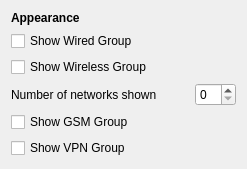
Qt form applet/nmConfig.ui (netrunner-debian-kde-extras/networkmanagement) before a commit.
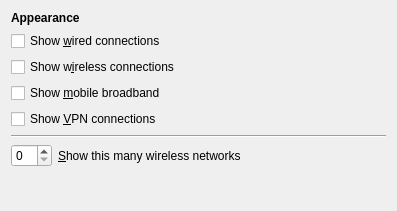
The same form after that commit.

```diff
--- a/applet/nmConfig.ui
+++ b/applet/nmConfig.ui
@@ -5,8 +5,8 @@
    <rect>
     <x>0</x>
     <y>0</y>
-    <width>247</width>
-    <height>168</height>
+    <width>397</width>
+    <height>211</height>
    </rect>
   </property>
   <property name="sizePolicy" >
@@ -24,58 +24,85 @@
   <property name="windowTitle" >
    <string>Configure the System Bar</string>
   </property>
-  <layout class="QGridLayout" name="gridLayout" >
-   <item row="7" column="1" >
-    <widget class="QSpinBox" name="numberOfWlans" />
-   </item>
-   <item row="7" column="0" >
-    <widget class="QLabel" name="label_2" >
-     <property name="sizePolicy" >
-      <sizepolicy vsizetype="Preferred" hsizetype="Expanding" >
-       <horstretch>0</horstretch>
-       <verstretch>0</verstretch>
-      </sizepolicy>
-     </property>
-     <property name="text" >
-      <string>Number of networks shown</string>
-     </property>
-    </widget>
-   </item>
-   <item row="4" column="0" >
-    <widget class="QCheckBox" name="showWireless" >
-     <property name="text" >
-      <string>Show Wireless Group</string>
-     </property>
-    </widget>
-   </item>
-   <item row="9" column="0" >
-    <widget class="QCheckBox" name="showVpn" >
-     <property name="text" >
-      <string>Show VPN Group</string>
-     </property>
-    </widget>
-   </item>
-   <item row="1" column="0" >
+  <layout class="QVBoxLayout" name="verticalLayout" >
+   <item>
     <widget class="QLabel" name="label" >
      <property name="text" >
       <string>&lt;b>Appearance&lt;/b></string>
      </property>
     </widget>
    </item>
-   <item row="3" column="0" >
+   <item>
     <widget class="QCheckBox" name="showWired" >
      <property name="text" >
-      <string>Show Wired Group</string>
+      <string>Show &amp;wired connections</string>
      </property>
     </widget>
    </item>
-   <item row="8" column="0" >
-    <widget class="QCheckBox" name="showGsm" >
+   <item>
+    <widget class="QCheckBox" name="showWireless" >
      <property name="text" >
-      <string>Show GSM Group</string>
+      <string>Show w&amp;ireless connections</string>
      </property>
     </widget>
    </item>
+   <item>
+    <widget class="QCheckBox" name="showCellular" >
+     <property name="text" >
+      <string>Show &amp;mobile broadband</string>
+     </property>
+    </widget>
+   </item>
+   <item>
+    <widget class="QCheckBox" name="showVpn" >
+     <property name="text" >
+      <string>Show &amp;VPN connections</string>
+     </property>
+    </widget>
+   </item>
+   <item>
+    <widget class="Line" name="line" >
+     <property name="orientation" >
+      <enum>Qt::Horizontal</enum>
+     </property>
+    </widget>
+   </item>
+   <item>
+    <layout class="QHBoxLayout" name="horizontalLayout" >
+     <item>
+      <widget class="QSpinBox" name="numberOfWlans" />
+     </item>
+     <item>
+      <widget class="QLabel" name="label_2" >
+       <property name="sizePolicy" >
+        <sizepolicy vsizetype="Preferred" hsizetype="Expanding" >
+         <horstretch>0</horstretch>
+         <verstretch>0</verstretch>
+        </sizepolicy>
+       </property>
+       <property name="text" >
+        <string>&amp;Show this many wireless networks</string>
+       </property>
+       <property name="buddy" >
+        <cstring>numberOfWlans</cstring>
+       </property>
+      </widget>
+     </item>
+    </layout>
+   </item>
+   <item>
+    <spacer name="verticalSpacer" >
+     <property name="orientation" >
+      <enum>Qt::Vertical</enum>
+     </property>
+     <property name="sizeHint" stdset="0" >
+      <size>
+       <width>20</width>
+       <height>21</height>
+      </size>
+     </property>
+    </spacer>
+   </item>
   </layout>
  </widget>
  <resources/>
```
